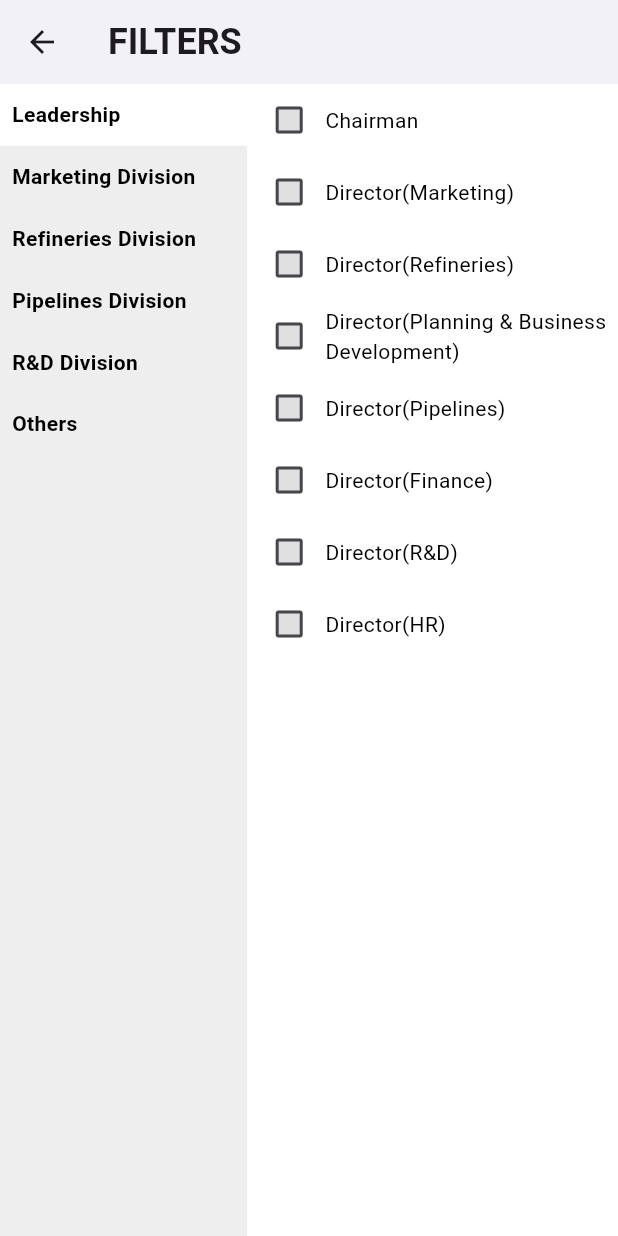
After one commit to sahilsharma17/XpressLite, a Flutter app: the FiltersScreen screen opened directly, on a phone screen of 412 x 824 dp. The commit adds this screen. Run offline on Flutter 3.47's test engine with Material 3 defaults, Android fonts, the phone set to English and light mode, and no system bars; our stand-ins replace cached_network_image, carousel_slider, connectivity, dio, firebase_core, firebase_messaging and 11 more; missing offline and left inert: encrypt_shared_preferences, external_path, flutter_file_dialog, mailer, syncfusion_flutter_pdfviewer; accounts and stored records are empty; network calls fail.

Commit message:
Filter srn added

```diff
--- a/lib/constants/lists.dart
+++ b/lib/constants/lists.dart
@@ -1,4 +1,4 @@
-import 'package:flutter/src/widgets/framework.dart';
+import 'package:flutter/cupertino.dart';
 import 'package:xpresslite/constants/images.dart';
 import 'package:xpresslite/constants/strings.dart';
 import 'package:xpresslite/screens/allPdfs/AllPdfScreen.dart';
@@ -6,7 +6,6 @@ import 'package:xpresslite/screens/focusedCategory/focused_category_screen.dart'
 
 import '../screens/categorizedNews/Cat_news_screen.dart';
 import '../screens/category/InsideCategory/directors_category_screen.dart';
-import '../screens/category/InsideCategory/Category3_screen.dart';
 
 const CategoryListImage = [
   cat1,
@@ -32,7 +31,8 @@ const CategoryListTitle = [
   specialBulletins
 ];
 
-List<Widget> insideCategory = [
+List<
+    Widget> insideCategory = [
   AllPdfScreen(appBarTitle: chairmanMsg, CatId: 2, DirId: null,),
   const DirectorsCategoryScreen(),
   CategoryNewsScreen(catId: '5', appBarTitle: awardsRecognition,),
@@ -52,3 +52,77 @@ const directorsBg = [
   finance,
   researchDev
 ];
+
+
+// Filter Lists
+
+const filter1 = [
+  'Leadership',
+  'Marketing Division',
+  'Refineries Division',
+  'Pipelines Division',
+  'R&D Division',
+  'Others'
+];
+
+const leadershipFilter = [
+  'Chairman',
+  'Director(Marketing)',
+  'Director(Refineries)',
+  'Director(Planning & Business Development)',
+  'Director(Pipelines)',
+  'Director(Finance)',
+  'Director(R&D)',
+  'Director(HR)',
+];
+
+const marketingFilter = [
+  'Northern Region Office',
+  'Eastern Region Office',
+  'Western Region Office',
+  'Southern Region Office',
+  'Bihar State Office',
+  'Delhi & Haryana State Office',
+  'West Bengal State Office',
+  'Tamil Nadu State Office',
+  'Maharashtra State Office',
+  'Madhya Pradesh State Office',
+];
+
+const refineryFilter = [
+  'Head Quarter',
+  'Digboi',
+  'Barauni',
+  'Gujarat',
+  'Guwahati',
+  'Haldia',
+];
+
+
+
+const pipelineFilter = [
+  'Head Office Pipeline',
+  'Northern Region Pipeline',
+  'Eastern Region Pipeline',
+  'Western Region Pipeline',
+  'Southern Region Pipeline',
+  'South Eastern Region Pipeline',
+];
+const rdFilter = [
+  'Faridabad'
+];
+
+const others = [
+  'IiPM',
+  'Petrochemicals'
+];
+
+
+List<List<String>> listOfFilters = [
+  leadershipFilter,
+  marketingFilter,
+  refineryFilter,
+  pipelineFilter,
+  rdFilter,
+  others
+];
--- a/lib/constants/strings.dart
+++ b/lib/constants/strings.dart
@@ -15,3 +15,7 @@ const knowledgeCenter = "KNOWLEDGE CENTER";
 const indianOilNews = "INDIANOIL NEWS";
 const xpresNewsArchive = "XPRESSNEWS ARCHIVE";
 const specialBulletins = "SPECIAL BULLETINS";
+
+// filter List1 strings
+
+const leadership = "Leadership";
--- /dev/null
+++ b/lib/screens/filter/filters_screen.dart
@@ -0,0 +1,145 @@
+import 'package:flutter/material.dart';
+
+import '../../constants/lists.dart';
+
+class FiltersScreen extends StatefulWidget {
+  const FiltersScreen({super.key});
+
+  @override
+  State<FiltersScreen> createState() => _FiltersScreenState();
+}
+
+class _FiltersScreenState extends State<FiltersScreen> {
+  late int selectedFilterIndex;
+  late List<Set<int>> selectedItemsList;
+
+  @override
+  void initState() {
+    super.initState();
+    selectedFilterIndex = 0;
+    selectedItemsList = List.generate(listOfFilters.length, (index) => <int>{});
+  }
+
+  Color getColor(Set<WidgetState> states) {
+    const Set<WidgetState> interactiveStates = <WidgetState>{
+      WidgetState.pressed,
+      WidgetState.hovered,
+      WidgetState.focused,
+    };
+    if (states.any(interactiveStates.contains)) {
+      return Colors.grey;
+    }
+    return Colors.grey.shade300;
+  }
+
+  @override
+  Widget build(BuildContext context) {
+    double screenWidth = MediaQuery.of(context).size.width;
+    double screenHeight = MediaQuery.of(context).size.height;
+
+    return Scaffold(
+      appBar: AppBar(
+        backgroundColor: Colors.white,
+        elevation: 3,
+        title: const Text(
+          'FILTERS',
+          style: TextStyle(fontSize: 24, fontWeight: FontWeight.bold),
+        ),
+      ),
+      body: Row(
+        children: [
+          Container(
+            width: screenWidth * 0.4,
+            color: Colors.grey.shade200,
+            height: screenHeight,
+            child: ListView.builder(
+              physics: const AlwaysScrollableScrollPhysics(),
+              itemCount: filter1.length,
+              itemBuilder: (context, i) {
+                return GestureDetector(
+                  onTap: () {
+                    setState(() {
+                      selectedFilterIndex = i;
+                    });
+                  },
+                  child: Container(
+                    width: screenWidth * 0.4,
+                    height: screenHeight * 0.05,
+                    color: selectedFilterIndex == i
+                        ? Colors.white
+                        : Colors.transparent,
+                    child: Padding(
+                      padding: const EdgeInsets.all(8.0),
+                      child: Align(
+                        alignment: Alignment.centerLeft,
+                        child: Text(
+                          filter1[i],
+                          style: TextStyle(
+                            color: Colors.black,
+                            fontWeight: FontWeight.bold
+                          ),
+                        ),
+                      ),
+                    ),
+                  ),
+                );
+              },
+            ),
+          ),
+          Flexible(
+            child: Container(
+              color: Colors.white,
+              height: screenHeight,
+              child: ListView.builder(
+                physics: const AlwaysScrollableScrollPhysics(),
+                itemCount: listOfFilters[selectedFilterIndex].length,
+                itemBuilder: (context, i) {
+                  return SizedBox(
+                    width: screenWidth * 0.6,
+                    child: Padding(
+                      padding: const EdgeInsets.symmetric(horizontal: 4.0),
+                      child: Row(
+                        children: [
+                          Checkbox(
+
+                            checkColor: Colors.black,
+                            fillColor:
+                            WidgetStateProperty.resolveWith(getColor),
+                            value: selectedItemsList[selectedFilterIndex]
+                                .contains(i),
+                            onChanged: (bool? value) {
+                              setState(() {
+                                if (value == true) {
+                                  selectedItemsList[selectedFilterIndex].add(i);
+                                } else {
+                                  selectedItemsList[selectedFilterIndex].remove(i);
+                                }
+                              });
+                            },
+                          ),
+                          Expanded(
+                            child: Align(
+                              alignment: Alignment.centerLeft,
+                              child: Text(
+                                listOfFilters[selectedFilterIndex][i],
+                                style: const TextStyle(
+                                  color: Colors.black,
+                                ),
+                                maxLines: 2,
+                                overflow: TextOverflow.ellipsis,
+                              ),
+                            ),
+                          ),
+                        ],
+                      ),
+                    ),
+                  );
+                },
+              ),
+            ),
+          )
+        ],
+      ),
+    );
+  }
+}
```
